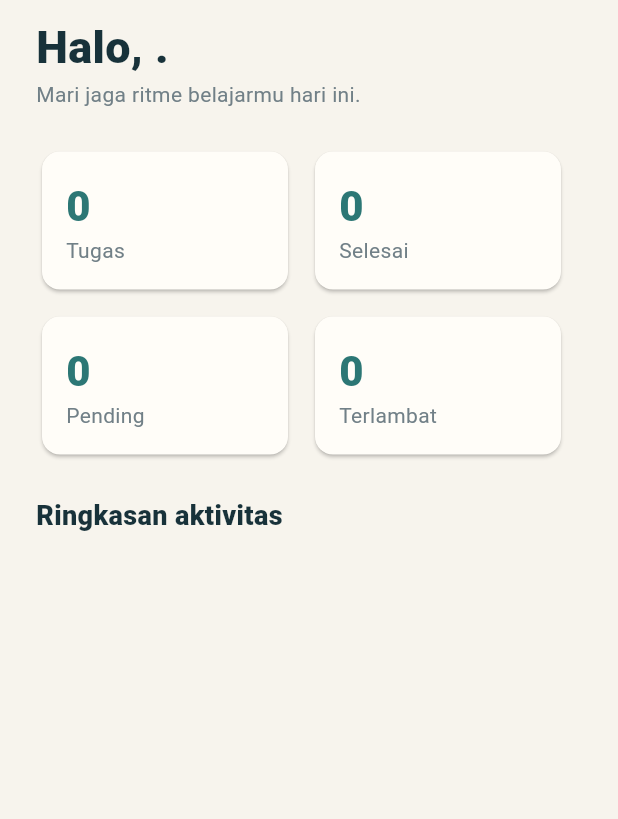
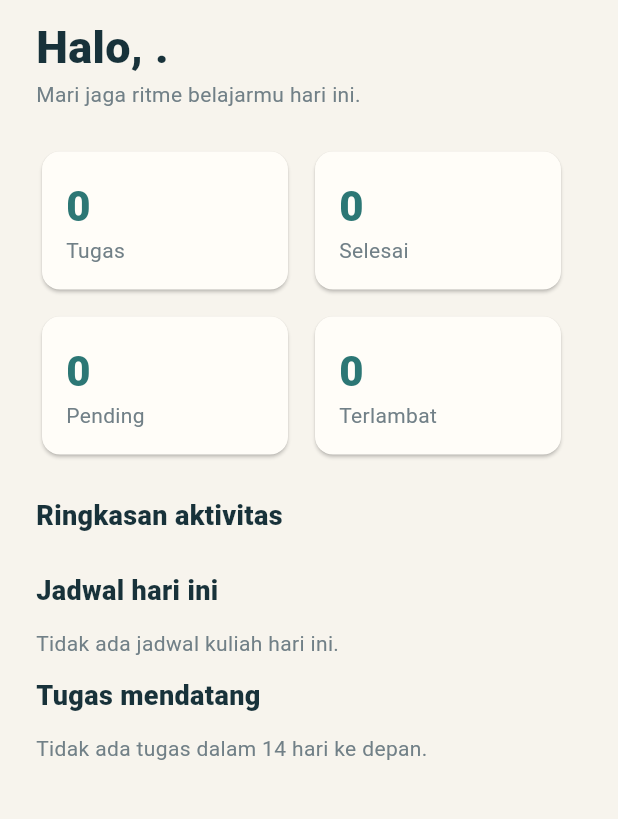
Before and after one commit to FaizEkaSakti/AppStudyMate, a Flutter app: the Dashboard widget shown alone on an empty page, opened directly with empty values, on a phone screen of 412 x 824 dp, the part 60-879 px from its top. Run offline on Flutter 3.47's test engine with Material 3 defaults, Android fonts, the phone set to English and light mode, and no system bars; our stand-ins replace cloud_firestore, firebase_auth, firebase_core, shared_preferences; accounts and stored records are empty; Roboto replaces fonts that are missing (sans).

Commit message:
feat(mvp): align mobile dashboard with business rules
Co-authored-by: Copilot <223556219+Copilot@users.noreply.github.com>

```diff
--- /dev/null
+++ b/apps/mobile/lib/dashboard_data.dart
@@ -0,0 +1,52 @@
+const _weekdays = [
+  'Minggu',
+  'Senin',
+  'Selasa',
+  'Rabu',
+  'Kamis',
+  'Jumat',
+  'Sabtu',
+];
+
+Map<String, dynamic> buildMobileDashboard({
+  required List<Map<String, dynamic>> tasks,
+  required List<Map<String, dynamic>> schedules,
+  required int totalNotes,
+  required DateTime now,
+}) {
+  final todayStart = DateTime(now.year, now.month, now.day);
+  final upcomingLimit = now.add(const Duration(days: 14));
+  final pendingTasks = tasks.where((task) => task['Status'] != 'DONE').toList();
+  final todaySchedules = schedules
+      .where((schedule) => schedule['Day'] == _weekdays[now.weekday % 7])
+      .toList()
+    ..sort((left, right) => (left['StartTime']?.toString() ?? '')
+        .compareTo(right['StartTime']?.toString() ?? ''));
+  final upcomingTasks = pendingTasks.where((task) {
+    final deadline = DateTime.tryParse(task['Deadline']?.toString() ?? '');
+    return deadline != null &&
+        !deadline.isBefore(todayStart) &&
+        !deadline.isAfter(upcomingLimit);
+  }).toList()
+    ..sort((left, right) {
+      final leftDeadline = DateTime.parse(left['Deadline'].toString());
+      final rightDeadline = DateTime.parse(right['Deadline'].toString());
+      return leftDeadline.compareTo(rightDeadline);
+    });
+
+  return {
+    'Summary': {
+      'TotalTasks': tasks.length,
+      'TotalCompletedTasks': tasks.length - pendingTasks.length,
+      'TotalPendingTasks': pendingTasks.length,
+      'TotalOverdueTasks': pendingTasks.where((task) {
+        final deadline = DateTime.tryParse(task['Deadline']?.toString() ?? '');
+        return deadline != null && deadline.isBefore(now);
+      }).length,
+      'TotalSchedulesToday': todaySchedules.length,
+      'TotalNotes': totalNotes,
+    },
+    'TodaySchedules': todaySchedules,
+    'UpcomingTasks': upcomingTasks.take(5).toList(),
+  };
+}
--- a/apps/mobile/lib/main.dart
+++ b/apps/mobile/lib/main.dart
@@ -8,6 +8,7 @@ import 'package:flutter/material.dart';
 import 'package:http/http.dart' as http;
 import 'package:shared_preferences/shared_preferences.dart';
 
+import 'dashboard_data.dart';
 import 'theme/app_theme.dart';
 
 const apiUrl = String.fromEnvironment('API_URL');
@@ -187,19 +188,16 @@ class ApiClient {
           .collection('notes')
           .where('UserId', isEqualTo: userId)
           .get();
-      final completed = tasks.docs
-          .where((document) => document.data()['Status'] == 'DONE')
-          .length;
-      return {
-        'Summary': {
-          'TotalTasks': tasks.size,
-          'TotalCompletedTasks': completed,
-          'TotalPendingTasks': tasks.size - completed,
-          'TotalOverdueTasks': 0,
-          'TotalSchedulesToday': schedules.size,
-          'TotalNotes': notes.size
-        }
-      };
+      return buildMobileDashboard(
+        tasks: tasks.docs
+            .map((document) => {'Id': document.id, ...document.data()})
+            .toList(),
+        schedules: schedules.docs
+            .map((document) => {'Id': document.id, ...document.data()})
+            .toList(),
+        totalNotes: notes.size,
+        now: DateTime.now(),
+      );
     }
     throw Exception('Endpoint tidak tersedia');
   }
@@ -357,18 +355,12 @@ class ApiClient {
       return {'Token': 'local-token', 'User': localUser};
     }
     if (path == '/dashboard') {
-      final tasks = localData['tasks']!;
-      final completed = tasks.where((item) => item['Status'] == 'DONE').length;
-      return {
-        'Summary': {
-          'TotalTasks': tasks.length,
-          'TotalCompletedTasks': completed,
-          'TotalPendingTasks': tasks.length - completed,
-          'TotalOverdueTasks': 0,
-          'TotalSchedulesToday': localData['schedules']!.length,
-          'TotalNotes': localData['notes']!.length
-        }
-      };
+      return buildMobileDashboard(
+        tasks: localData['tasks']!,
+        schedules: localData['schedules']!,
+        totalNotes: localData['notes']!.length,
+        now: DateTime.now(),
+      );
     }
     throw Exception('Data belum tersedia');
   }
@@ -705,6 +697,10 @@ class Dashboard extends StatelessWidget {
           ('Pending', summary['TotalPendingTasks'] ?? 0),
           ('Terlambat', summary['TotalOverdueTasks'] ?? 0)
         ];
+        final todaySchedules =
+            snapshot.data?['TodaySchedules'] as List<dynamic>? ?? [];
+        final upcomingTasks =
+            snapshot.data?['UpcomingTasks'] as List<dynamic>? ?? [];
         return ListView(padding: const EdgeInsets.all(24), children: [
           const Text('APPSTUDYMATE',
               style: TextStyle(
@@ -754,6 +750,43 @@ class Dashboard extends StatelessWidget {
             const Padding(
                 padding: EdgeInsets.only(top: 24),
                 child: Center(child: CircularProgressIndicator())),
+          if (snapshot.hasData) ...[
+            const SizedBox(height: 24),
+            const Text('Jadwal hari ini',
+                style: TextStyle(
+                    color: ink, fontSize: 18, fontWeight: FontWeight.w800)),
+            if (todaySchedules.isEmpty)
+              const Padding(
+                  padding: EdgeInsets.only(top: 12),
+                  child: Text('Tidak ada jadwal kuliah hari ini.',
+                      style: TextStyle(color: muted))),
+            for (final schedule in todaySchedules)
+              ListTile(
+                contentPadding: EdgeInsets.zero,
+                title: Text(schedule['CourseName']?.toString() ?? ''),
+                subtitle: Text(
+                    '${schedule['StartTime'] ?? '-'} - ${schedule['EndTime'] ?? '-'}'
+                    '  •  ${schedule['Room'] ?? '-'}'),
+                leading: const Icon(Icons.schedule, color: teal),
+              ),
+            const SizedBox(height: 12),
+            const Text('Tugas mendatang',
+                style: TextStyle(
+                    color: ink, fontSize: 18, fontWeight: FontWeight.w800)),
+            if (upcomingTasks.isEmpty)
+              const Padding(
+                  padding: EdgeInsets.only(top: 12),
+                  child: Text('Tidak ada tugas dalam 14 hari ke depan.',
+                      style: TextStyle(color: muted))),
+            for (final task in upcomingTasks)
+              ListTile(
+                contentPadding: EdgeInsets.zero,
+                title: Text(task['Title']?.toString() ?? ''),
+                subtitle: Text(
+                    '${formatDate(task['Deadline'])}  •  ${statusLabel(task['Status'])}'),
+                leading: const Icon(Icons.task_alt_outlined, color: teal),
+              ),
+          ],
         ]);
       });
 }
```
